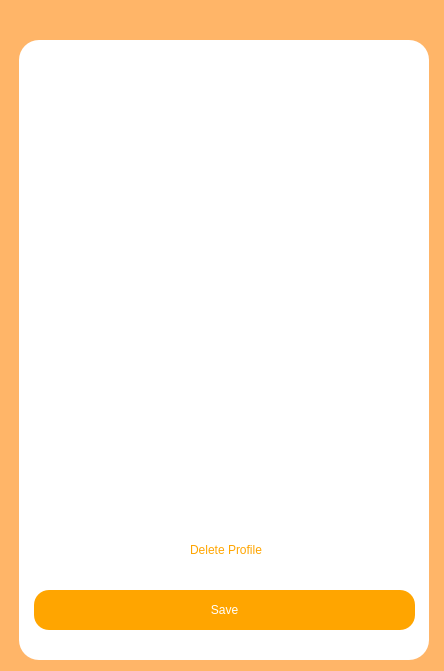
Qt form Project/ui/profileswidget.ui (IshanB7/Holistic-Health-Tracker-Simulator) before a commit.
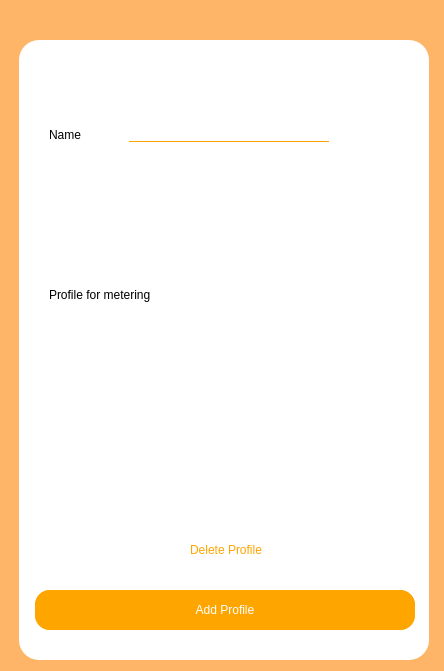
The same form after that commit. The open tabs and pages were chosen to show the change. Icons and pictures are not drawn.

The edit to the form file:
```diff
--- a/Project/ui/profileswidget.ui
+++ b/Project/ui/profileswidget.ui
@@ -32,7 +32,7 @@
     <number>0</number>
    </property>
    <widget class="QWidget" name="profiles">
-    <widget class="QPushButton" name="addButton">
+    <widget class="QPushButton" name="newButton">
      <property name="geometry">
       <rect>
        <x>18</x>
@@ -329,9 +329,9 @@
      <widget class="QPushButton" name="saveButton">
       <property name="geometry">
        <rect>
-        <x>15</x>
+        <x>16</x>
         <y>550</y>
-        <width>381</width>
+        <width>380</width>
         <height>40</height>
        </rect>
       </property>
@@ -347,6 +347,125 @@
        <string>Save</string>
       </property>
      </widget>
+     <widget class="QLabel" name="nameLabel">
+      <property name="geometry">
+       <rect>
+        <x>30</x>
+        <y>80</y>
+        <width>80</width>
+        <height>30</height>
+       </rect>
+      </property>
+      <property name="styleSheet">
+       <string notr="true">color: black;</string>
+      </property>
+      <property name="text">
+       <string>Name</string>
+      </property>
+     </widget>
+     <widget class="QLineEdit" name="nameText">
+      <property name="geometry">
+       <rect>
+        <x>110</x>
+        <y>87</y>
+        <width>200</width>
+        <height>15</height>
+       </rect>
+      </property>
+      <property name="styleSheet">
+       <string notr="true">border-bottom: 1px solid orange;
+color: black;</string>
+      </property>
+      <property name="text">
+       <string/>
+      </property>
+     </widget>
+     <widget class="QPushButton" name="addButton">
+      <property name="geometry">
+       <rect>
+        <x>16</x>
+        <y>550</y>
+        <width>380</width>
+        <height>40</height>
+       </rect>
+      </property>
+      <property name="cursor">
+       <cursorShape>PointingHandCursor</cursorShape>
+      </property>
+      <property name="styleSheet">
+       <string notr="true">background-color: orange;
+color: white;
+border-radius: 15px;</string>
+      </property>
+      <property name="text">
+       <string>Add Profile</string>
+      </property>
+     </widget>
+     <widget class="QLabel" name="profileLabel">
+      <property name="geometry">
+       <rect>
+        <x>30</x>
+        <y>240</y>
+        <width>150</width>
+        <height>30</height>
+       </rect>
+      </property>
+      <property name="styleSheet">
+       <string notr="true">color: black;</string>
+      </property>
+      <property name="text">
+       <string>Profile for metering</string>
+      </property>
+     </widget>
+     <widget class="QPushButton" name="selectButton">
+      <property name="geometry">
+       <rect>
+        <x>230</x>
+        <y>235</y>
+        <width>32</width>
+        <height>32</height>
+       </rect>
+      </property>
+      <property name="cursor">
+       <cursorShape>PointingHandCursor</cursorShape>
+      </property>
+      <property name="text">
+       <string/>
+      </property>
+      <property name="icon">
+       <iconset resource="../resources.qrc">
+        <normaloff>:/images/select.png</normaloff>:/images/select.png</iconset>
+      </property>
+      <property name="iconSize">
+       <size>
+        <width>32</width>
+        <height>32</height>
+       </size>
+      </property>
+     </widget>
+     <widget class="QPushButton" name="selectedButton">
+      <property name="geometry">
+       <rect>
+        <x>230</x>
+        <y>235</y>
+        <width>36</width>
+        <height>40</height>
+       </rect>
+      </property>
+      <property name="text">
+       <string/>
+      </property>
+      <property name="icon">
+       <iconset resource="../resources.qrc">
+        <normaloff>:/images/selected.png</normaloff>:/images/selected.png</iconset>
+      </property>
+      <property name="iconSize">
+       <size>
+        <width>40</width>
+        <height>40</height>
+       </size>
+      </property>
+     </widget>
     </widget>
    </widget>
   </widget>
```
Left out of the diff: 2 changed lines with no effect on the pictures.
